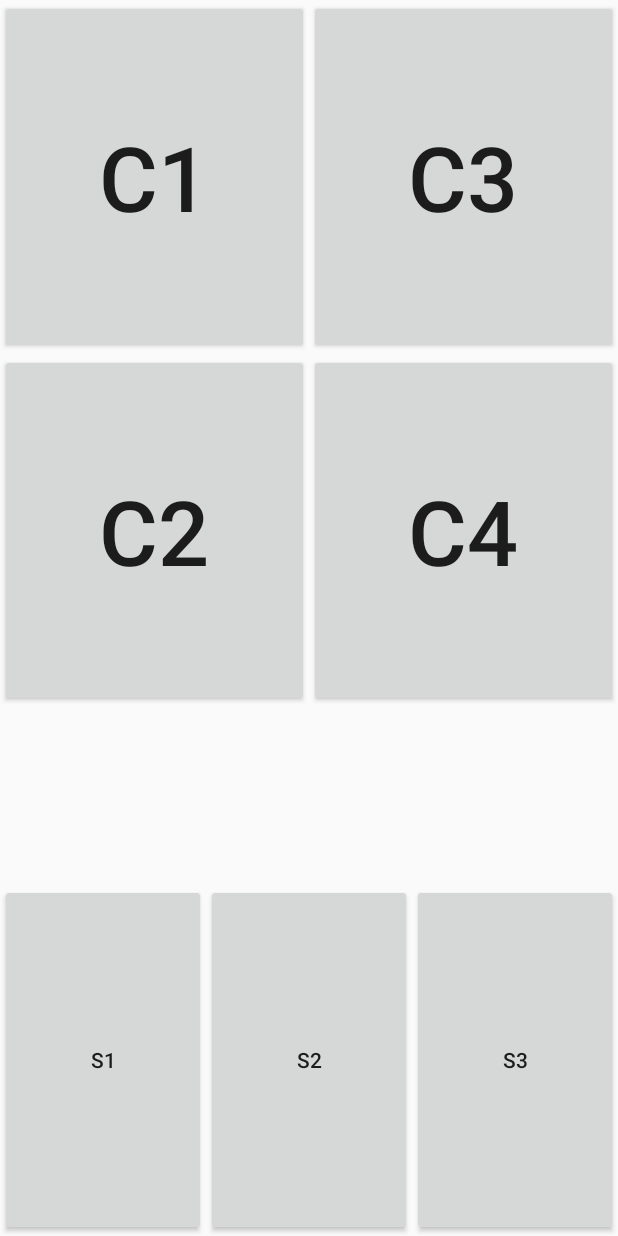
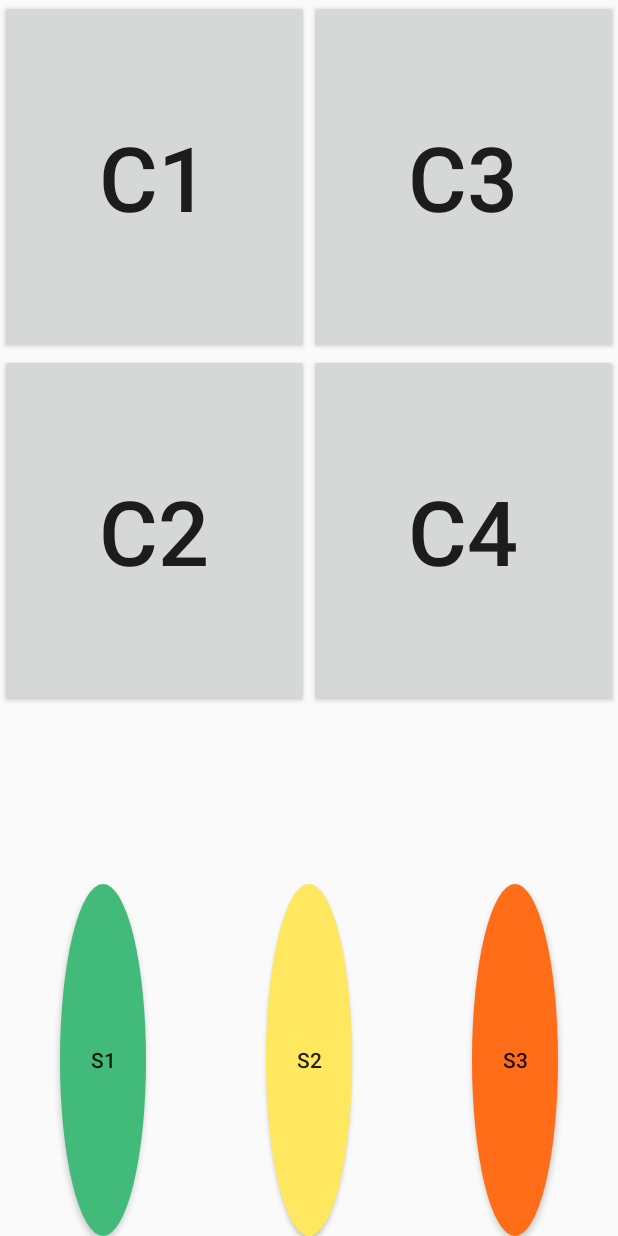
Before and after one commit to okhakimov/Phone1, an Android app: the layout activity_main.xml on its own in the app's theme, with its tools: preview values and no code run, on a phone screen of 412 x 824 dp. Run offline under Robolectric (Android 15) with nearby library versions, the phone set to English and light mode, and no system bars.

Commit message:
- added handling array of call buttons - set rounded shapes for sms buttons - added margins between sms buttons

```diff
--- a/app/src/main/java/com/example/oleg/phone1/MainActivity.java
+++ b/app/src/main/java/com/example/oleg/phone1/MainActivity.java
@@ -5,6 +5,7 @@ import android.app.ActionBar;
 import android.content.Intent;
 import android.content.pm.ActivityInfo;
 import android.content.pm.PackageManager;
+import android.graphics.Color;
 import android.net.Uri;
 import android.support.v4.app.ActivityCompat;
 import android.support.v7.app.AppCompatActivity;
@@ -16,7 +17,18 @@ import android.view.WindowManager;
 import android.widget.Button;
 import android.widget.Toast;
 
+import java.util.ArrayList;
+import java.util.List;
+
 public class MainActivity extends AppCompatActivity {
+
+    private List<Button> buttons;
+    private static final int[] BUTTON_IDS = {
+            R.id.call1,
+            R.id.call2,
+            R.id.call3,
+            R.id.call4,
+    };
 
     @Override
     protected void onCreate(Bundle savedInstanceState) {
@@ -38,7 +50,33 @@ public class MainActivity extends AppCompatActivity {
         Button b_call2 = (Button) findViewById(R.id.call2);
         b_call2.setOnClickListener(b_call2_OnClickListener);
 
+
+        findViewById(getResources().getIdentifier("call" + "3", "id", getPackageName()))
+                .setBackgroundColor(Color.RED);
+
+        buttons = new ArrayList<Button>();
+        // or slightly better
+        // buttons = new ArrayList<Button>(BUTTON_IDS.length);
+        int k = 0;
+        for(int id : BUTTON_IDS) {
+            Button button = (Button)findViewById(id);
+            //button.setOnClickListener(this); // maybe
+            button.setOnClickListener(b_OnClickListener);
+            button.setTag(k);
+            k = k+1;
+            buttons.add(button);
+        }
     }
+
+    View.OnClickListener b_OnClickListener =
+            new View.OnClickListener() {
+
+                @Override
+                public void onClick(View v) {
+                    int n = (int) v.getTag();
+                    Toast.makeText(getApplicationContext(), "call "+n+ " clicked", Toast.LENGTH_LONG).show();
+
+                }};
 
     View.OnClickListener b_call1_OnClickListener =
             new View.OnClickListener() {
--- /dev/null
+++ b/app/src/main/res/drawable/roundedbutton_green.xml
@@ -0,0 +1,26 @@
+<?xml version="1.0" encoding="utf-8"?>
+<selector xmlns:android="http://schemas.android.com/apk/res/android">
+    <item android:state_pressed="false">
+        <shape android:shape="oval">
+            <solid android:color="#41ba7a" />
+            <corners android:bottomRightRadius="8dp"
+                android:bottomLeftRadius="8dp"
+                android:topRightRadius="8dp"
+                android:topLeftRadius="8dp"/>
+        </shape>
+    </item>
+    <item android:state_pressed="true">
+        <shape android:shape="rectangle">
+            <corners android:radius="1000dp" />
+            <solid android:color="#3AA76D" />
+            <stroke
+                android:width="2dip"
+                android:color="#03ae3c" />
+            <padding
+                android:bottom="4dp"
+                android:left="4dp"
+                android:right="4dp"
+                android:top="4dp" />
+        </shape>
+    </item>
+</selector>
--- /dev/null
+++ b/app/src/main/res/drawable/roundedbutton_orange.xml
@@ -0,0 +1,26 @@
+<?xml version="1.0" encoding="utf-8"?>
+<selector xmlns:android="http://schemas.android.com/apk/res/android">
+    <item android:state_pressed="false">
+        <shape android:shape="oval">
+            <solid android:color="#ffe85f" />
+            <corners android:bottomRightRadius="8dp"
+                android:bottomLeftRadius="8dp"
+                android:topRightRadius="8dp"
+                android:topLeftRadius="8dp"/>
+        </shape>
+    </item>
+    <item android:state_pressed="true">
+        <shape android:shape="rectangle">
+            <corners android:radius="1000dp" />
+            <solid android:color="#ffd935" />
+            <stroke
+                android:width="2dip"
+                android:color="#03ae3c" />
+            <padding
+                android:bottom="4dp"
+                android:left="4dp"
+                android:right="4dp"
+                android:top="4dp" />
+        </shape>
+    </item>
+</selector>
--- /dev/null
+++ b/app/src/main/res/drawable/roundedbutton_red.xml
@@ -0,0 +1,26 @@
+<?xml version="1.0" encoding="utf-8"?>
+<selector xmlns:android="http://schemas.android.com/apk/res/android">
+    <item android:state_pressed="false">
+        <shape android:shape="oval">
+            <solid android:color="#ff6d18" />
+            <corners android:bottomRightRadius="8dp"
+                android:bottomLeftRadius="8dp"
+                android:topRightRadius="8dp"
+                android:topLeftRadius="8dp"/>
+        </shape>
+    </item>
+    <item android:state_pressed="true">
+        <shape android:shape="rectangle">
+            <corners android:radius="1000dp" />
+            <solid android:color="#ff1055" />
+            <stroke
+                android:width="2dip"
+                android:color="#03ae3c" />
+            <padding
+                android:bottom="4dp"
+                android:left="4dp"
+                android:right="4dp"
+                android:top="4dp" />
+        </shape>
+    </item>
+</selector>
--- a/app/src/main/res/layout/activity_main.xml
+++ b/app/src/main/res/layout/activity_main.xml
@@ -82,6 +82,8 @@
                 android:layout_width="wrap_content"
                 android:layout_height="match_parent"
                 android:layout_weight="1"
+                android:background="@drawable/roundedbutton_green"
+                android:layout_marginHorizontal="40dp"
                 android:text="S1" />
 
             <Button
@@ -89,6 +91,8 @@
                 android:layout_width="wrap_content"
                 android:layout_height="match_parent"
                 android:layout_weight="1"
+                android:background="@drawable/roundedbutton_orange"
+                android:layout_marginHorizontal="40dp"
                 android:text="s2" />
 
             <Button
@@ -96,6 +100,8 @@
                 android:layout_width="wrap_content"
                 android:layout_height="match_parent"
                 android:layout_weight="1"
+                android:background="@drawable/roundedbutton_red"
+                android:layout_marginHorizontal="40dp"
                 android:text="s3" />
         </LinearLayout>
 
```
